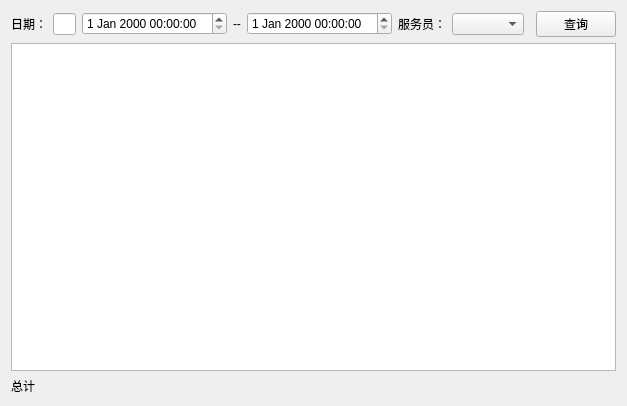
Before: the Qt Designer form src/checkwidget.ui in daodaoliang/caicai, drawn with Qt 5.
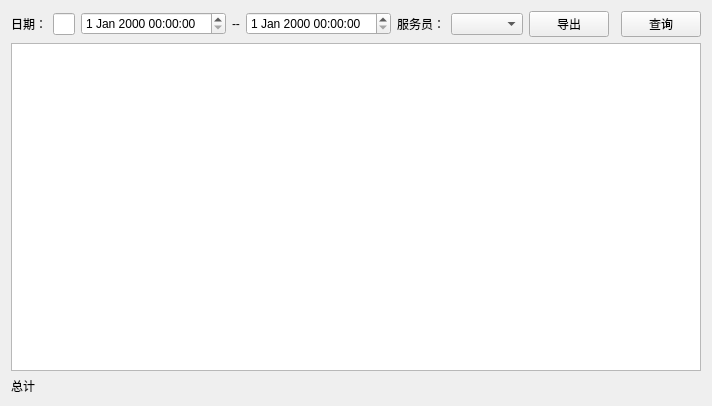
After: the same form once the commit is applied.

Patch:
```diff
--- a/src/checkwidget.ui
+++ b/src/checkwidget.ui
@@ -6,7 +6,7 @@
    <rect>
     <x>0</x>
     <y>0</y>
-    <width>627</width>
+    <width>645</width>
     <height>406</height>
    </rect>
   </property>
@@ -17,17 +17,17 @@
    <item row="0" column="6">
     <widget class="QComboBox" name="comboBox"/>
    </item>
-   <item row="2" column="0" colspan="9">
-    <widget class="QLabel" name="label_3">
-     <property name="text">
-      <string>总计</string>
-     </property>
-    </widget>
-   </item>
    <item row="0" column="1">
     <widget class="QLineEdit" name="lineEdit"/>
    </item>
-   <item row="0" column="8">
+   <item row="2" column="0" colspan="10">
+    <widget class="QLabel" name="label_3">
+     <property name="text">
+      <string>总计</string>
+     </property>
+    </widget>
+   </item>
+   <item row="0" column="9">
     <widget class="QPushButton" name="pushButton">
      <property name="text">
       <string>查询</string>
@@ -41,7 +41,7 @@
      </property>
     </widget>
    </item>
-   <item row="0" column="7">
+   <item row="0" column="8">
     <spacer name="horizontalSpacer">
      <property name="orientation">
       <enum>Qt::Horizontal</enum>
@@ -64,7 +64,7 @@
    <item row="0" column="4">
     <widget class="QDateTimeEdit" name="dateTimeEdit_End"/>
    </item>
-   <item row="1" column="0" colspan="9">
+   <item row="1" column="0" colspan="10">
     <widget class="QTableView" name="tableView"/>
    </item>
    <item row="0" column="2">
@@ -77,6 +77,13 @@
      </property>
     </widget>
    </item>
+   <item row="0" column="7">
+    <widget class="QPushButton" name="pushButton_2">
+     <property name="text">
+      <string>导出</string>
+     </property>
+    </widget>
+   </item>
   </layout>
  </widget>
  <resources/>
```
